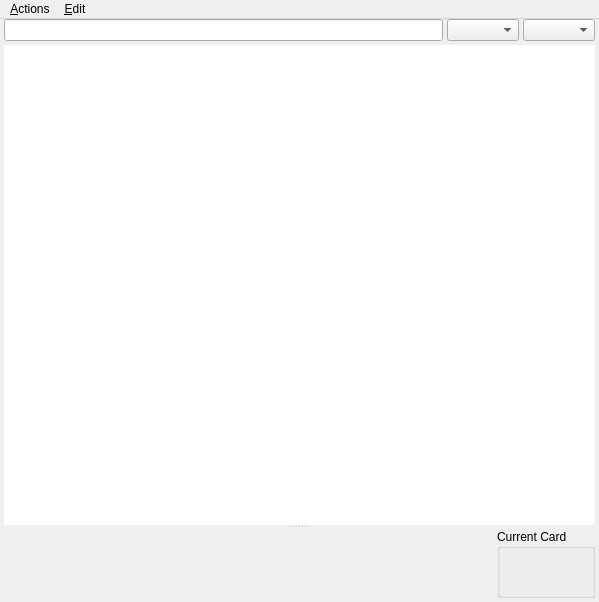
Before: the Qt Designer form designer/cardlist.ui in ankitects/anki, drawn with Qt 5.
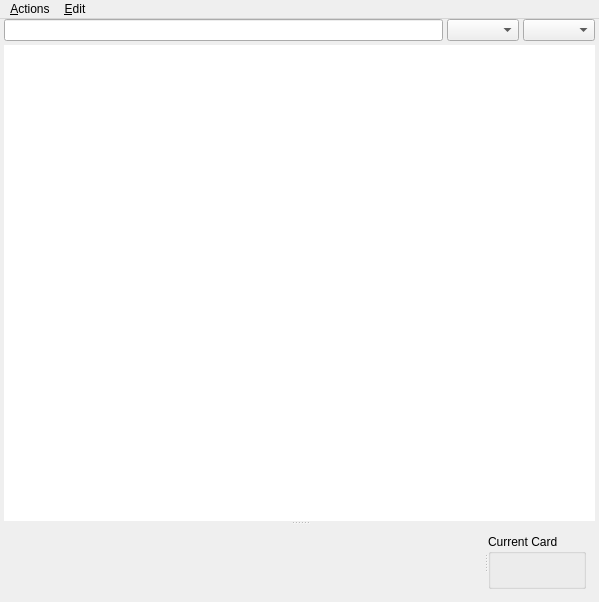
After: the same form once the commit is applied. Icons and pictures are not drawn.

Commit message: add card stats splitter

Diff of the .ui file:
```diff
--- a/designer/cardlist.ui
+++ b/designer/cardlist.ui
@@ -119,22 +119,12 @@
        <property name="frameShadow" >
         <enum>QFrame::Raised</enum>
        </property>
-       <layout class="QVBoxLayout" name="_5" >
-        <property name="spacing" >
-         <number>0</number>
-        </property>
-        <property name="margin" >
-         <number>0</number>
-        </property>
+       <layout class="QVBoxLayout" name="verticalLayout_2" >
         <item>
-         <layout class="QGridLayout" name="_6" >
-          <property name="margin" >
-           <number>0</number>
+         <widget class="QSplitter" name="splitter2" >
+          <property name="orientation" >
+           <enum>Qt::Horizontal</enum>
           </property>
-          <property name="spacing" >
-           <number>6</number>
-          </property>
-          <item row="0" column="0" >
            <widget class="QWidget" native="1" name="fieldsArea" >
             <property name="sizePolicy" >
              <sizepolicy vsizetype="Expanding" hsizetype="Preferred" >
@@ -143,16 +133,26 @@
              </sizepolicy>
             </property>
            </widget>
-          </item>
-          <item row="0" column="1" >
            <widget class="QGroupBox" name="cardInfoGroup" >
             <property name="title" >
              <string>Current Card</string>
             </property>
             <layout class="QVBoxLayout" name="verticalLayout_4" >
+            <property name="spacing" >
+             <number>0</number>
+            </property>
+            <property name="leftMargin" >
+             <number>2</number>
+            </property>
+            <property name="topMargin" >
+             <number>2</number>
+            </property>
              <property name="rightMargin" >
               <number>0</number>
              </property>
+            <property name="bottomMargin" >
+             <number>2</number>
+            </property>
              <item>
               <widget class="QLabel" name="cardLabel" >
                <property name="text" >
@@ -165,8 +165,7 @@
              </item>
             </layout>
            </widget>
-          </item>
-         </layout>
+         </widget>
         </item>
        </layout>
       </widget>
```
Lines whose indentation alone changed are shown as unchanged. The commit also changes 1 other file.
